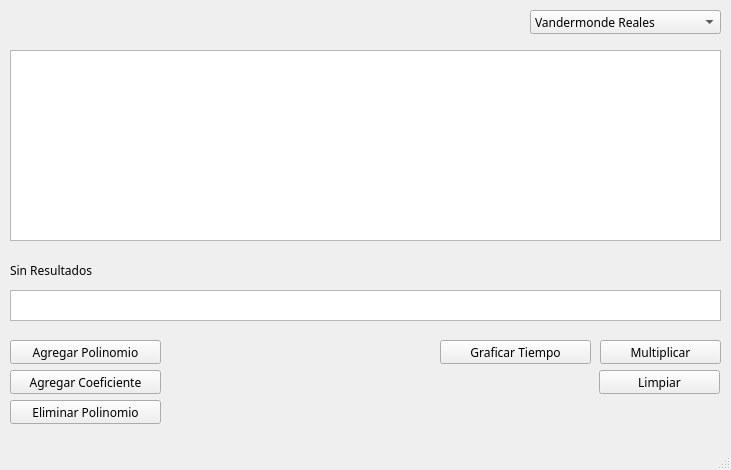
This is mulPolinomiosGUI.ui in hansrobi/mulPolinomiosGUI as Qt 5 draws it before an edit. The edited form follows.
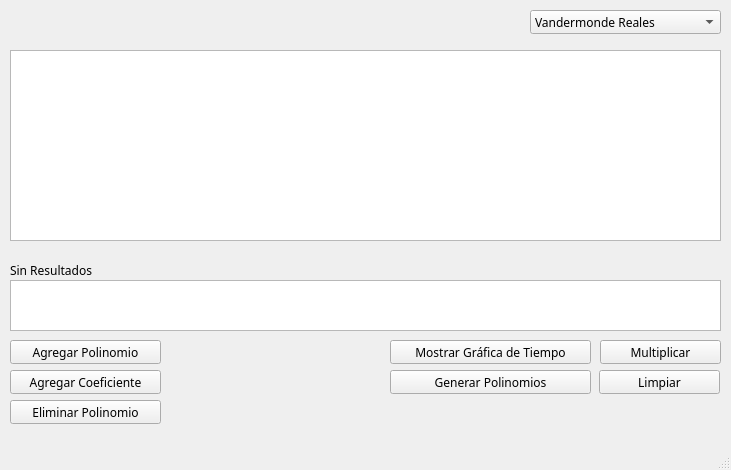
This is the edited form.

Commit message: App terminada

Diff of the .ui file:
```diff
--- a/mulPolinomiosGUI.ui
+++ b/mulPolinomiosGUI.ui
@@ -149,9 +149,9 @@
     <property name="geometry">
      <rect>
       <x>10</x>
-      <y>290</y>
+      <y>280</y>
       <width>711</width>
-      <height>31</height>
+      <height>51</height>
      </rect>
     </property>
     <property name="font">
@@ -187,9 +187,9 @@
    <widget class="QPushButton" name="btnGraficarTiempo">
     <property name="geometry">
      <rect>
-      <x>440</x>
+      <x>390</x>
       <y>340</y>
-      <width>151</width>
+      <width>201</width>
       <height>24</height>
      </rect>
     </property>
@@ -199,7 +199,7 @@
      </font>
     </property>
     <property name="text">
-     <string>Graficar Tiempo</string>
+     <string>Mostrar Gráfica de Tiempo</string>
     </property>
    </widget>
    <widget class="QTableWidget" name="tableWidget">
@@ -230,6 +230,24 @@
      <string/>
     </property>
    </widget>
+   <widget class="QPushButton" name="btnGenerarPolinomios">
+    <property name="geometry">
+     <rect>
+      <x>390</x>
+      <y>370</y>
+      <width>201</width>
+      <height>24</height>
+     </rect>
+    </property>
+    <property name="font">
+     <font>
+      <family>FiraCode Nerd Font</family>
+     </font>
+    </property>
+    <property name="text">
+     <string>Generar Polinomios</string>
+    </property>
+   </widget>
   </widget>
   <widget class="QMenuBar" name="menuBar">
    <property name="geometry">
```
Left out of the diff: 6 changed lines with no effect on the pictures. The commit also changes 2 other files.
